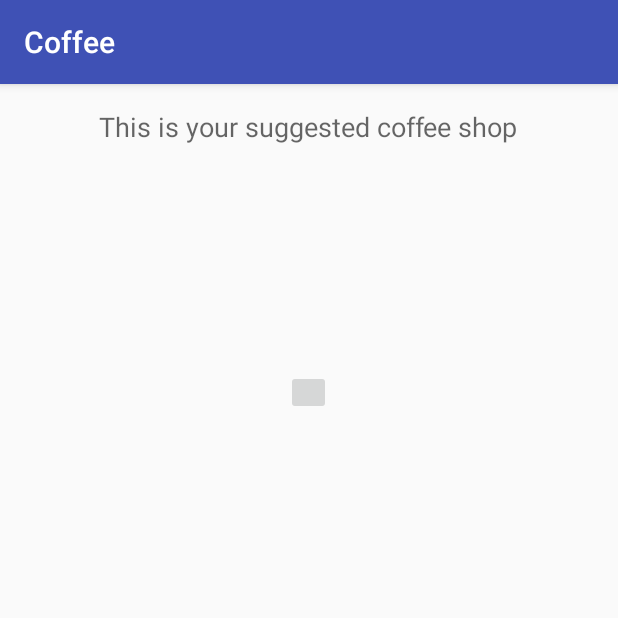
After one commit to qubick/MAD2015, an Android app: the ReceiveCoffeeActivity screen opened directly, with no data from a screen before it, on a phone screen of 412 x 824 dp, the top half of it. The commit adds this screen. Run offline under Robolectric (Android 15) with nearby library versions, the phone set to English and light mode, and no system bars.

Commit message:
new activity added and intent created

```diff
--- a/lab10/app/src/main/AndroidManifest.xml
+++ b/lab10/app/src/main/AndroidManifest.xml
@@ -15,6 +15,8 @@
                 <category android:name="android.intent.category.LAUNCHER" />
             </intent-filter>
         </activity>
+        <activity android:name=".ReceiveCoffeeActivity" >
+        </activity>
     </application>
 
 </manifest>
--- a/lab10/app/src/main/java/com/example/jeeeunkim/lab10/MainActivity.java
+++ b/lab10/app/src/main/java/com/example/jeeeunkim/lab10/MainActivity.java
@@ -1,5 +1,6 @@
 package com.example.jeeeunkim.lab10;
 
+import android.content.Intent;
 import android.os.Bundle;
 import android.support.v7.app.AppCompatActivity;
 import android.view.View;
@@ -27,5 +28,15 @@ public class MainActivity extends AppCompatActivity {
         System.out.println(suggestedCoffeeShop);
         System.out.println(suggestedCoffeeShopURL);
 
+        //create a new intent
+        Intent intent = new Intent(this, ReceiveCoffeeActivity.class);
+
+        //pass data
+        intent.putExtra("coffeeShopName", suggestedCoffeeShop);
+        intent.putExtra("coffeeShopURL", suggestedCoffeeShopURL);
+        intent.putExtra("coffeeshopImg", suggestedCoffeeShopImg);
+
+        //start the intent
+        startActivity(intent);
     }
 }
--- /dev/null
+++ b/lab10/app/src/main/java/com/example/jeeeunkim/lab10/ReceiveCoffeeActivity.java
@@ -0,0 +1,13 @@
+package com.example.jeeeunkim.lab10;
+
+import android.support.v7.app.AppCompatActivity;
+import android.os.Bundle;
+
+public class ReceiveCoffeeActivity extends AppCompatActivity {
+
+    @Override
+    protected void onCreate(Bundle savedInstanceState) {
+        super.onCreate(savedInstanceState);
+        setContentView(R.layout.activity_receive_coffee);
+    }
+}
--- /dev/null
+++ b/lab10/app/src/main/res/layout/activity_receive_coffee.xml
@@ -0,0 +1,36 @@
+<?xml version="1.0" encoding="utf-8"?>
+<RelativeLayout xmlns:android="http://schemas.android.com/apk/res/android"
+    xmlns:tools="http://schemas.android.com/tools" android:layout_width="match_parent"
+    android:layout_height="match_parent" android:paddingLeft="@dimen/activity_horizontal_margin"
+    android:paddingRight="@dimen/activity_horizontal_margin"
+    android:paddingTop="@dimen/activity_vertical_margin"
+    android:paddingBottom="@dimen/activity_vertical_margin"
+    tools:context="com.example.jeeeunkim.lab10.ReceiveCoffeeActivity">
+
+    <TextView
+        android:layout_width="wrap_content"
+        android:layout_height="wrap_content"
+        android:textAppearance="?android:attr/textAppearanceMedium"
+        android:text="@string/suggested_coffee"
+        android:id="@+id/coffeeShoptextView"
+        android:layout_marginBottom="100dp"
+        android:layout_alignParentTop="true"
+        android:layout_centerHorizontal="true" />
+
+    <ImageView
+        android:layout_width="wrap_content"
+        android:layout_height="wrap_content"
+        android:id="@+id/imageView2"
+        android:layout_marginBottom="50dp"
+        android:layout_below="@+id/coffeeShoptextView"
+        android:layout_centerHorizontal="true" />
+
+
+    <ImageButton
+        android:layout_width="30dp"
+        android:layout_height="30dp"
+        android:id="@+id/imageButton"
+        android:layout_below="@+id/imageView2"
+        android:layout_centerHorizontal="true" />
+
+</RelativeLayout>
```
